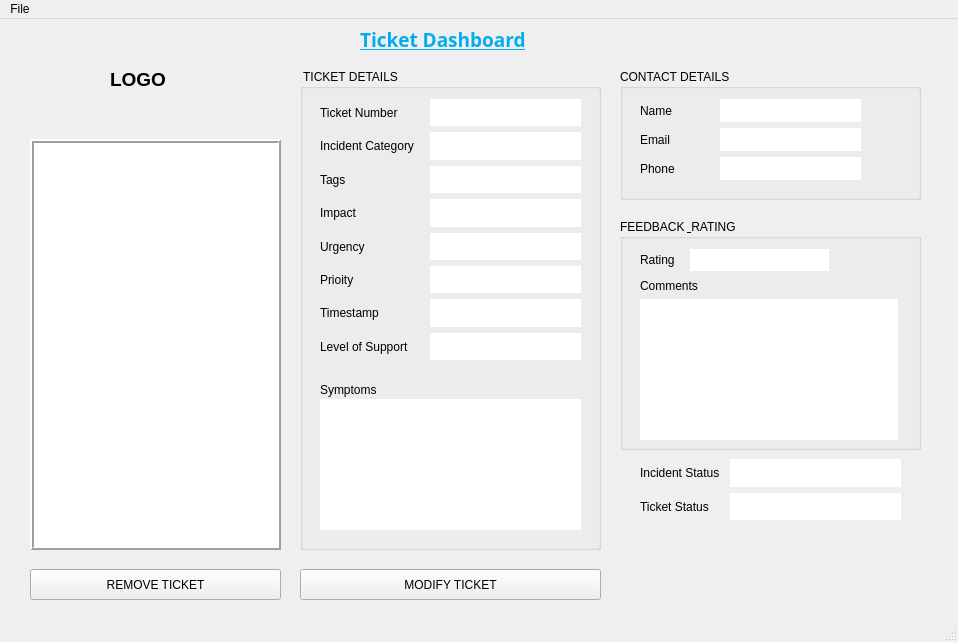
Old version of the form mainwindow.ui in the repository 27011389/BitTicket.
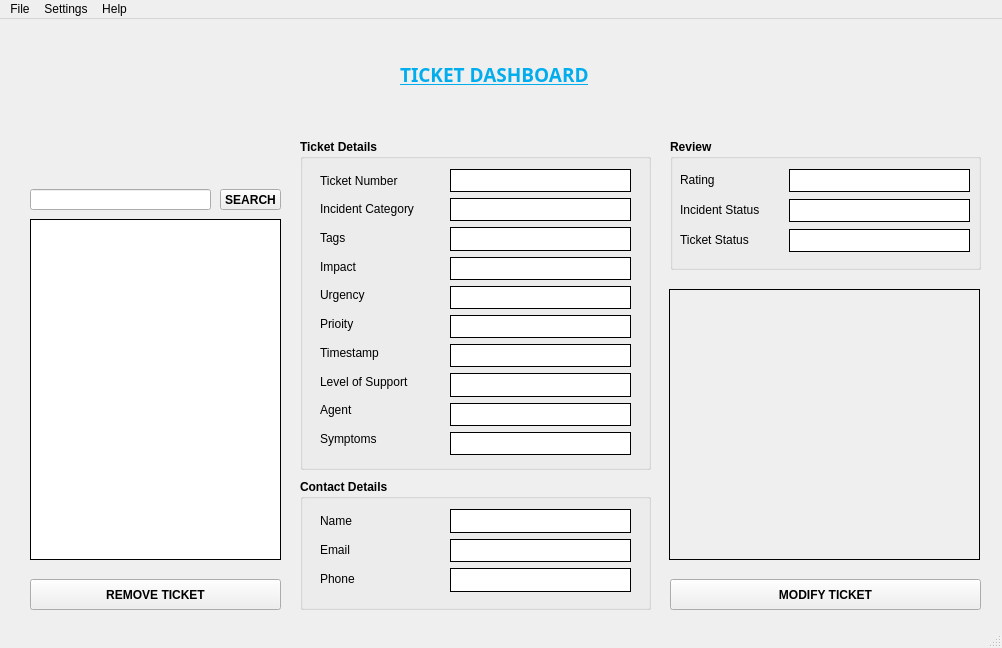
New version of the form. Icons and pictures are not drawn.

What changed in the file:
```diff
--- a/mainwindow.ui
+++ b/mainwindow.ui
@@ -6,73 +6,51 @@
    <rect>
     <x>0</x>
     <y>0</y>
-    <width>958</width>
-    <height>642</height>
+    <width>1002</width>
+    <height>648</height>
    </rect>
   </property>
   <property name="windowTitle">
-   <string>MainWindow</string>
+   <string>Ticket Dashboard</string>
+  </property>
+  <property name="windowIcon">
+   <iconset resource="images.qrc">
+    <normaloff>:/new/res/images/BitTicketLogo.png</normaloff>:/new/res/images/BitTicketLogo.png</iconset>
   </property>
   <widget class="QWidget" name="centralwidget">
-   <widget class="QWidget" name="layoutWidget_6">
-    <property name="geometry">
-     <rect>
-      <x>730</x>
-      <y>440</y>
-      <width>171</width>
-      <height>61</height>
-     </rect>
-    </property>
-    <layout class="QVBoxLayout" name="verticalLayout_5">
-     <item>
-      <widget class="QLabel" name="lb_display_totalclosed">
-       <property name="styleSheet">
-        <string notr="true">background-color: rgb(255, 255, 255);</string>
-       </property>
-       <property name="frameShadow">
-        <enum>QFrame::Raised</enum>
-       </property>
-       <property name="text">
-        <string/>
-       </property>
-      </widget>
-     </item>
-     <item>
-      <widget class="QLabel" name="lb_display_ongoing">
-       <property name="styleSheet">
-        <string notr="true">background-color: rgb(255, 255, 255);</string>
-       </property>
-       <property name="frameShadow">
-        <enum>QFrame::Raised</enum>
-       </property>
-       <property name="text">
-        <string/>
-       </property>
-      </widget>
-     </item>
-    </layout>
-   </widget>
    <widget class="QGroupBox" name="groupBox_3">
     <property name="geometry">
      <rect>
-      <x>620</x>
-      <y>200</y>
-      <width>301</width>
-      <height>231</height>
+      <x>670</x>
+      <y>120</y>
+      <width>311</width>
+      <height>131</height>
      </rect>
     </property>
+    <property name="font">
+     <font>
+      <weight>75</weight>
+      <bold>true</bold>
+     </font>
+    </property>
     <property name="title">
-     <string>FEEDBACK &amp; RATING</string>
+     <string>Review</string>
     </property>
     <widget class="QLabel" name="lb_rating">
      <property name="geometry">
       <rect>
-       <x>20</x>
+       <x>10</x>
        <y>30</y>
-       <width>41</width>
+       <width>111</width>
        <height>21</height>
       </rect>
      </property>
+     <property name="font">
+      <font>
+       <weight>50</weight>
+       <bold>false</bold>
+      </font>
+     </property>
      <property name="text">
       <string>Rating</string>
      </property>
@@ -80,58 +58,141 @@
     <widget class="QLabel" name="lb_display_rating">
      <property name="geometry">
       <rect>
-       <x>70</x>
+       <x>119</x>
        <y>30</y>
-       <width>139</width>
+       <width>181</width>
+       <height>23</height>
+      </rect>
+     </property>
+     <property name="font">
+      <font>
+       <weight>50</weight>
+       <bold>false</bold>
+      </font>
+     </property>
+     <property name="styleSheet">
+      <string notr="true">background-color: rgb(255, 255, 255);</string>
+     </property>
+     <property name="frameShape">
+      <enum>QFrame::Panel</enum>
+     </property>
+     <property name="frameShadow">
+      <enum>QFrame::Plain</enum>
+     </property>
+     <property name="text">
+      <string/>
+     </property>
+    </widget>
+    <widget class="QLabel" name="lb_total_closed">
+     <property name="geometry">
+      <rect>
+       <x>10</x>
+       <y>60</y>
+       <width>111</width>
        <height>22</height>
       </rect>
      </property>
-     <property name="styleSheet">
-      <string notr="true">background-color: rgb(255, 255, 255);</string>
+     <property name="font">
+      <font>
+       <weight>50</weight>
+       <bold>false</bold>
+      </font>
      </property>
-     <property name="frameShadow">
-      <enum>QFrame::Raised</enum>
+     <property name="text">
+      <string>Incident Status</string>
      </property>
+    </widget>
+    <widget class="QLabel" name="lb_total_solved">
+     <property name="geometry">
+      <rect>
+       <x>10</x>
+       <y>90</y>
+       <width>111</width>
+       <height>21</height>
+      </rect>
+     </property>
+     <property name="font">
+      <font>
+       <weight>50</weight>
+       <bold>false</bold>
+      </font>
+     </property>
      <property name="text">
-      <string/>
+      <string>Ticket Status </string>
      </property>
     </widget>
-    <widget class="QWidget" name="layoutWidget">
+    <widget class="QLabel" name="lb_display_Incstatus">
      <property name="geometry">
       <rect>
-       <x>20</x>
+       <x>119</x>
        <y>60</y>
-       <width>258</width>
-       <height>161</height>
+       <width>181</width>
+       <height>23</height>
       </rect>
      </property>
-     <layout class="QVBoxLayout" name="verticalLayout_8">
-      <item>
-       <widget class="QLabel" name="label_17">
-        <property name="text">
-         <string>Comments</string>
-        </property>
-       </widget>
-      </item>
-      <item>
-       <widget class="QListWidget" name="listWidget_3">
-        <property name="frameShape">
-         <enum>QFrame::NoFrame</enum>
-        </property>
-       </widget>
-      </item>
-     </layout>
+     <property name="font">
+      <font>
+       <weight>50</weight>
+       <bold>false</bold>
+      </font>
+     </property>
+     <property name="styleSheet">
+      <string notr="true">background-color: rgb(255, 255, 255);</string>
+     </property>
+     <property name="frameShape">
+      <enum>QFrame::Panel</enum>
+     </property>
+     <property name="frameShadow">
+      <enum>QFrame::Plain</enum>
+     </property>
+     <property name="text">
+      <string/>
+     </property>
+    </widget>
+    <widget class="QLabel" name="lb_display_Tickstatus">
+     <property name="geometry">
+      <rect>
+       <x>119</x>
+       <y>90</y>
+       <width>181</width>
+       <height>23</height>
+      </rect>
+     </property>
+     <property name="font">
+      <font>
+       <weight>50</weight>
+       <bold>false</bold>
+      </font>
+     </property>
+     <property name="styleSheet">
+      <string notr="true">background-color: rgb(255, 255, 255);</string>
+     </property>
+     <property name="frameShape">
+      <enum>QFrame::Panel</enum>
+     </property>
+     <property name="frameShadow">
+      <enum>QFrame::Plain</enum>
+     </property>
+     <property name="text">
+      <string/>
+     </property>
     </widget>
    </widget>
    <widget class="QPushButton" name="pb_remove">
     <property name="geometry">
      <rect>
       <x>30</x>
-      <y>550</y>
+      <y>560</y>
       <width>251</width>
       <height>31</height>
      </rect>
     </property>
+    <property name="font">
+     <font>
+      <weight>75</weight>
+      <bold>true</bold>
+     </font>
+    </property>
     <property name="text">
      <string>REMOVE TICKET</string>
     </property>
@@ -139,10 +200,10 @@
    <widget class="QLabel" name="label">
     <property name="geometry">
      <rect>
-      <x>360</x>
-      <y>10</y>
-      <width>201</width>
-      <height>21</height>
+      <x>400</x>
+      <y>40</y>
+      <width>221</width>
+      <height>30</height>
      </rect>
     </property>
     <property name="font">
@@ -152,43 +213,65 @@
       <weight>75</weight>
       <bold>true</bold>
       <underline>true</underline>
+      <strikeout>false</strikeout>
      </font>
     </property>
+    <property name="autoFillBackground">
+     <bool>false</bool>
+    </property>
     <property name="styleSheet">
      <string notr="true">color: rgb(2, 173, 237);</string>
     </property>
+    <property name="frameShape">
+     <enum>QFrame::NoFrame</enum>
+    </property>
+    <property name="frameShadow">
+     <enum>QFrame::Plain</enum>
+    </property>
     <property name="text">
-     <string>Ticket Dashboard</string>
+     <string>TICKET DASHBOARD</string>
+    </property>
+    <property name="textFormat">
+     <enum>Qt::PlainText</enum>
     </property>
    </widget>
    <widget class="QListWidget" name="lst_tickets">
     <property name="geometry">
      <rect>
       <x>30</x>
-      <y>120</y>
+      <y>200</y>
       <width>251</width>
-      <height>411</height>
+      <height>341</height>
      </rect>
     </property>
+    <property name="toolTip">
+     <string>&lt;html&gt;&lt;head/&gt;&lt;body&gt;&lt;p&gt;List of Tickets&lt;/p&gt;&lt;/body&gt;&lt;/html&gt;</string>
+    </property>
     <property name="frameShape">
      <enum>QFrame::Box</enum>
     </property>
     <property name="frameShadow">
-     <enum>QFrame::Raised</enum>
+     <enum>QFrame::Plain</enum>
     </property>
     <property name="lineWidth">
-     <number>2</number>
+     <number>1</number>
     </property>
    </widget>
    <widget class="QPushButton" name="pb_modify">
     <property name="geometry">
      <rect>
-      <x>300</x>
-      <y>550</y>
-      <width>301</width>
+      <x>670</x>
+      <y>560</y>
+      <width>311</width>
       <height>31</height>
      </rect>
     </property>
+    <property name="font">
+     <font>
+      <weight>75</weight>
+      <bold>true</bold>
+     </font>
+    </property>
     <property name="text">
      <string>MODIFY TICKET</string>
     </property>
@@ -197,26 +280,41 @@
     <property name="geometry">
      <rect>
       <x>300</x>
-      <y>50</y>
-      <width>301</width>
-      <height>481</height>
+      <y>120</y>
+      <width>351</width>
+      <height>331</height>
      </rect>
     </property>
+    <property name="font">
+     <font>
+      <weight>75</weight>
+      <bold>true</bold>
+     </font>
+    </property>
     <property name="title">
-     <string> TICKET DETAILS</string>
+     <string>Ticket Details</string>
+    </property>
+    <property name="flat">
+     <bool>false</bool>
     </property>
     <widget class="QWidget" name="layoutWidget_2">
      <property name="geometry">
       <rect>
        <x>20</x>
        <y>30</y>
-       <width>105</width>
-       <height>261</height>
+       <width>131</width>
+       <height>281</height>
       </rect>
      </property>
      <layout class="QVBoxLayout" name="verticalLayout_3">
       <item>
        <widget class="QLabel" name="lb_ticket_num">
+        <property name="font">
+         <font>
+          <weight>50</weight>
+          <bold>false</bold>
+         </font>
+        </property>
         <property name="text">
          <string>Ticket Number</string>
         </property>
@@ -224,6 +322,12 @@
       </item>
       <item>
        <widget class="QLabel" name="lb_incident_cat">
+        <property name="font">
+         <font>
+          <weight>50</weight>
+          <bold>false</bold>
+         </font>
+        </property>
         <property name="text">
          <string>Incident Category</string>
         </property>
@@ -231,6 +335,12 @@
       </item>
       <item>
        <widget class="QLabel" name="lb_tags">
+        <property name="font">
+         <font>
+          <weight>50</weight>
+          <bold>false</bold>
+         </font>
+        </property>
         <property name="text">
          <string>Tags</string>
         </property>
@@ -238,6 +348,12 @@
       </item>
       <item>
        <widget class="QLabel" name="lb_impact">
+        <property name="font">
+         <font>
+          <weight>50</weight>
+          <bold>false</bold>
+         </font>
+        </property>
         <property name="text">
          <string>Impact</string>
         </property>
@@ -245,6 +361,12 @@
       </item>
       <item>
        <widget class="QLabel" name="lb_urgency">
+        <property name="font">
+         <font>
+          <weight>50</weight>
+          <bold>false</bold>
+         </font>
+        </property>
         <property name="text">
          <string>Urgency</string>
         </property>
@@ -252,6 +374,12 @@
       </item>
       <item>
        <widget class="QLabel" name="lb_priority">
+        <property name="font">
+         <font>
+          <weight>50</weight>
+          <bold>false</bold>
+         </font>
+        </property>
         <property name="text">
          <string>Prioity</string>
         </property>
@@ -259,6 +387,12 @@
       </item>
       <item>
        <widget class="QLabel" name="lb_timestamp">
+        <property name="font">
+         <font>
+          <weight>50</weight>
+          <bold>false</bold>
+         </font>
+        </property>
         <property name="text">
          <string>Timestamp</string>
         </property>
@@ -266,30 +400,80 @@
       </item>
       <item>
        <widget class="QLabel" name="lb_level_support">
+        <property name="font">
+         <font>
+          <weight>50</weight>
+          <bold>false</bold>
+         </font>
+        </property>
         <property name="text">
          <string>Level of Support</string>
         </property>
        </widget>
       </item>
+      <item>
+       <widget class="QLabel" name="label_3">
+        <property name="font">
+         <font>
+          <weight>50</weight>
+          <bold>false</bold>
+         </font>
+        </property>
+        <property name="text">
+         <string>Agent</string>
+        </property>
+       </widget>
+      </item>
+      <item>
+       <widget class="QLabel" name="label_14">
+        <property name="font">
+         <font>
+          <weight>50</weight>
+          <bold>false</bold>
+         </font>
+        </property>
+        <property name="text">
+         <string>Symptoms</string>
+        </property>
+       </widget>
+      </item>
      </layout>
     </widget>
     <widget class="QWidget" name="layoutWidget_3">
      <property name="geometry">
       <rect>
-       <x>130</x>
+       <x>150</x>
        <y>30</y>
-       <width>151</width>
-       <height>261</height>
+       <width>181</width>
+       <height>286</height>
       </rect>
      </property>
      <layout class="QVBoxLayout" name="verticalLayout">
       <item>
        <widget class="QLabel" name="lb_display_ticketnum">
+        <property name="font">
+         <font>
+          <weight>50</weight>
+          <bold>false</bold>
+         </font>
+        </property>
+        <property name="toolTip">
+         <string>&lt;html&gt;&lt;head/&gt;&lt;body&gt;&lt;p&gt;Ticket Number&lt;/p&gt;&lt;/body&gt;&lt;/html&gt;</string>
+        </property>
         <property name="styleSheet">
          <string notr="true">background-color: rgb(255, 255, 255);</string>
         </property>
+        <property name="frameShape">
+         <enum>QFrame::Box</enum>
+        </property>
         <property name="frameShadow">
-         <enum>QFrame::Raised</enum>
+         <enum>QFrame::Plain</enum>
+        </property>
+        <property name="lineWidth">
+         <number>1</number>
+        </property>
+        <property name="midLineWidth">
+         <number>3</number>
         </property>
         <property name="text">
          <string/>
@@ -298,11 +482,26 @@
       </item>
       <item>
        <widget class="QLabel" name="lb_display_Incidentcat">
+        <property name="font">
+         <font>
+          <weight>50</weight>
+          <bold>false</bold>
+         </font>
+        </property>
         <property name="styleSheet">
          <string notr="true">background-color: rgb(255, 255, 255);</string>
         </property>
+        <property name="frameShape">
+         <enum>QFrame::Box</enum>
+        </property>
         <property name="frameShadow">
-         <enum>QFrame::Raised</enum>
+         <enum>QFrame::Plain</enum>
+        </property>
+        <property name="lineWidth">
+         <number>1</number>
+        </property>
+        <property name="midLineWidth">
+         <number>3</number>
         </property>
         <property name="text">
          <string/>
@@ -311,11 +510,26 @@
       </item>
       <item>
        <widget class="QLabel" name="lb_display_tags">
+        <property name="font">
+         <font>
+          <weight>50</weight>
+          <bold>false</bold>
+         </font>
+        </property>
         <property name="styleSheet">
          <string notr="true">background-color: rgb(255, 255, 255);</string>
         </property>
+        <property name="frameShape">
+         <enum>QFrame::Box</enum>
+        </property>
         <property name="frameShadow">
-         <enum>QFrame::Raised</enum>
+         <enum>QFrame::Plain</enum>
+        </property>
+        <property name="lineWidth">
+         <number>1</number>
+        </property>
+        <property name="midLineWidth">
+         <number>3</number>
         </property>
         <property name="text">
          <string/>
@@ -324,11 +538,26 @@
       </item>
       <item>
        <widget class="QLabel" name="lb_display_impact">
+        <property name="font">
+         <font>
+          <weight>50</weight>
+          <bold>false</bold>
+         </font>
+        </property>
         <property name="styleSheet">
          <string notr="true">background-color: rgb(255, 255, 255);</string>
         </property>
+        <property name="frameShape">
+         <enum>QFrame::Box</enum>
+        </property>
         <property name="frameShadow">
-         <enum>QFrame::Raised</enum>
+         <enum>QFrame::Plain</enum>
+        </property>
+        <property name="lineWidth">
+         <number>1</number>
+        </property>
+        <property name="midLineWidth">
+         <number>3</number>
         </property>
         <property name="text">
          <string/>
@@ -337,11 +566,26 @@
       </item>
       <item>
        <widget class="QLabel" name="lb_display_urgency">
+        <property name="font">
+         <font>
+          <weight>50</weight>
+          <bold>false</bold>
+         </font>
+        </property>
         <property name="styleSheet">
          <string notr="true">background-color: rgb(255, 255, 255);</string>
         </property>
+        <property name="frameShape">
+         <enum>QFrame::Box</enum>
+        </property>
         <property name="frameShadow">
-         <enum>QFrame::Raised</enum>
+         <enum>QFrame::Plain</enum>
+        </property>
+        <property name="lineWidth">
+         <number>1</number>
+        </property>
+        <property name="midLineWidth">
+         <number>3</number>
         </property>
         <property name="text">
          <string/>
@@ -350,11 +594,26 @@
       </item>
       <item>
        <widget class="QLabel" name="lb_display_priority">
+        <property name="font">
+         <font>
+          <weight>50</weight>
+          <bold>false</bold>
+         </font>
+        </property>
         <property name="styleSheet">
          <string notr="true">background-color: rgb(255, 255, 255);</string>
         </property>
+        <property name="frameShape">
+         <enum>QFrame::Box</enum>
+        </property>
         <property name="frameShadow">
-         <enum>QFrame::Raised</enum>
+         <enum>QFrame::Plain</enum>
+        </property>
+        <property name="lineWidth">
+         <number>1</number>
+        </property>
+        <property name="midLineWidth">
+         <number>3</number>
         </property>
         <property name="text">
          <string/>
@@ -363,11 +622,26 @@
       </item>
       <item>
        <widget class="QLabel" name="lb_display_timestamp">
+        <property name="font">
+         <font>
+          <weight>50</weight>
+          <bold>false</bold>
+         </font>
+        </property>
         <property name="styleSheet">
          <string notr="true">background-color: rgb(255, 255, 255);</string>
         </property>
+        <property name="frameShape">
+         <enum>QFrame::Box</enum>
+        </property>
         <property name="frameShadow">
-         <enum>QFrame::Raised</enum>
+         <enum>QFrame::Plain</enum>
+        </property>
+        <property name="lineWidth">
+         <number>1</number>
+        </property>
+        <property name="midLineWidth">
+         <number>3</number>
         </property>
         <property name="text">
          <string/>
@@ -376,36 +650,82 @@
       </item>
       <item>
        <widget class="QLabel" name="lb_display_levelsupport">
+        <property name="font">
+         <font>
+          <weight>50</weight>
+          <bold>false</bold>
+         </font>
+        </property>
         <property name="styleSheet">
          <string notr="true">background-color: rgb(255, 255, 255);</string>
         </property>
+        <property name="frameShape">
+         <enum>QFrame::Box</enum>
+        </property>
         <property name="frameShadow">
-         <enum>QFrame::Raised</enum>
+         <enum>QFrame::Plain</enum>
         </property>
+        <property name="lineWidth">
+         <number>1</number>
+        </property>
+        <property name="midLineWidth">
+         <number>3</number>
+        </property>
         <property name="text">
          <string/>
         </property>
        </widget>
       </item>
-     </layout>
-    </widget>
-    <widget class="QWidget" name="layoutWidget_4">
-     <property name="geometry">
-      <rect>
-       <x>20</x>
-       <y>330</y>
-       <width>261</width>
-       <height>131</height>
-      </rect>
-     </property>
-     <layout class="QVBoxLayout" name="verticalLayout_6">
+      <item>
+       <widget class="QLabel" name="lb_display_Agent">
+        <property name="font">
+         <font>
+          <weight>50</weight>
+          <bold>false</bold>
+         </font>
+        </property>
+        <property name="styleSheet">
+         <string notr="true">background-color: rgb(255, 255, 255);</string>
+        </property>
+        <property name="frameShape">
+         <enum>QFrame::Box</enum>
+        </property>
+        <property name="frameShadow">
+         <enum>QFrame::Plain</enum>
+        </property>
+        <property name="lineWidth">
+         <number>1</number>
+        </property>
+        <property name="midLineWidth">
+         <number>3</number>
+        </property>
+        <property name="text">
+         <string/>
+        </property>
+       </widget>
+      </item>
       <item>
        <widget class="QLabel" name="lb_display_symptoms">
+        <property name="font">
+         <font>
+          <weight>50</weight>
+          <bold>false</bold>
+         </font>
+        </property>
         <property name="styleSheet">
          <string notr="true">background-color: rgb(255, 255, 255);</string>
         </property>
+        <property name="frameShape">
+         <enum>QFrame::Box</enum>
+        </property>
         <property name="frameShadow">
-         <enum>QFrame::Raised</enum>
+         <enum>QFrame::Plain</enum>
+        </property>
+        <property name="lineWidth">
+         <number>1</number>
+        </property>
+        <property name="midLineWidth">
+         <number>3</number>
         </property>
         <property name="text">
          <string/>
@@ -414,57 +734,24 @@
       </item>
      </layout>
     </widget>
-    <widget class="QLabel" name="label_14">
-     <property name="geometry">
-      <rect>
-       <x>20</x>
-       <y>310</y>
-       <width>81</width>
-       <height>21</height>
-      </rect>
-     </property>
-     <property name="text">
-      <string>Symptoms</string>
-     </property>
-    </widget>
-   </widget>
-   <widget class="QWidget" name="layoutWidget_5">
-    <property name="geometry">
-     <rect>
-      <x>640</x>
-      <y>440</y>
-      <width>81</width>
-      <height>61</height>
-     </rect>
-    </property>
-    <layout class="QVBoxLayout" name="verticalLayout_7">
-     <item>
-      <widget class="QLabel" name="lb_total_closed">
-       <property name="text">
-        <string>Incident Status</string>
-       </property>
-      </widget>
-     </item>
-     <item>
-      <widget class="QLabel" name="lb_total_solved">
-       <property name="text">
-        <string>Ticket Status </string>
-       </property>
-      </widget>
-     </item>
-    </layout>
    </widget>
    <widget class="QGroupBox" name="groupBox_2">
     <property name="geometry">
      <rect>
-      <x>620</x>
-      <y>50</y>
-      <width>301</width>
+      <x>300</x>
+      <y>460</y>
+      <width>351</width>
       <height>131</height>
      </rect>
     </property>
+    <property name="font">
+     <font>
+      <weight>75</weight>
+      <bold>true</bold>
+     </font>
+    </property>
     <property name="title">
-     <string>CONTACT DETAILS</string>
+     <string>Contact Details</string>
     </property>
     <widget class="QWidget" name="layoutWidget_7">
      <property name="geometry">
@@ -478,6 +765,12 @@
      <layout class="QVBoxLayout" name="verticalLayout_4">
       <item>
        <widget class="QLabel" name="lb_name">
+        <property name="font">
+         <font>
+          <weight>50</weight>
+          <bold>false</bold>
+         </font>
+        </property>
         <property name="text">
          <string>Name</string>
         </property>
@@ -485,6 +778,12 @@
       </item>
       <item>
        <widget class="QLabel" name="lb_email">
+        <property name="font">
+         <font>
+          <weight>50</weight>
+          <bold>false</bold>
+         </font>
+        </property>
         <property name="text">
          <string>Email</string>
         </property>
@@ -492,6 +791,12 @@
       </item>
       <item>
        <widget class="QLabel" name="lb_phone">
+        <property name="font">
+         <font>
+          <weight>50</weight>
+          <bold>false</bold>
+         </font>
+        </property>
         <property name="text">
          <string>Phone</string>
         </property>
@@ -502,20 +807,35 @@
     <widget class="QWidget" name="layoutWidget_8">
      <property name="geometry">
       <rect>
-       <x>100</x>
+       <x>150</x>
        <y>30</y>
-       <width>141</width>
-       <height>81</height>
+       <width>181</width>
+       <height>83</height>
       </rect>
      </property>
      <layout class="QVBoxLayout" name="verticalLayout_2">
       <item>
        <widget class="QLabel" name="lb_display_name">
+        <property name="font">
+         <font>
+          <weight>50</weight>
+          <bold>false</bold>
+         </font>
+        </property>
         <property name="styleSheet">
          <string notr="true">background-color: rgb(255, 255, 255);</string>
         </property>
+        <property name="frameShape">
+         <enum>QFrame::Box</enum>
+        </property>
         <property name="frameShadow">
-         <enum>QFrame::Raised</enum>
+         <enum>QFrame::Plain</enum>
+        </property>
+        <property name="lineWidth">
+         <number>1</number>
+        </property>
+        <property name="midLineWidth">
+         <number>3</number>
         </property>
         <property name="text">
          <string/>
@@ -524,11 +844,26 @@
       </item>
       <item>
        <widget class="QLabel" name="lb_display_email">
+        <property name="font">
+         <font>
+          <weight>50</weight>
+          <bold>false</bold>
+         </font>
+        </property>
         <property name="styleSheet">
          <string notr="true">background-color: rgb(255, 255, 255);</string>
         </property>
+        <property name="frameShape">
+         <enum>QFrame::Box</enum>
+        </property>
         <property name="frameShadow">
-         <enum>QFrame::Raised</enum>
+         <enum>QFrame::Plain</enum>
+        </property>
+        <property name="lineWidth">
+         <number>1</number>
+        </property>
+        <property name="midLineWidth">
+         <number>3</number>
         </property>
         <property name="text">
          <string/>
@@ -537,11 +872,26 @@
       </item>
       <item>
        <widget class="QLabel" name="lb_display_phone">
+        <property name="font">
+         <font>
+          <weight>50</weight>
+          <bold>false</bold>
+         </font>
+        </property>
         <property name="styleSheet">
          <string notr="true">background-color: rgb(255, 255, 255);</string>
         </property>
+        <property name="frameShape">
+         <enum>QFrame::Box</enum>
+        </property>
         <property name="frameShadow">
-         <enum>QFrame::Raised</enum>
+         <enum>QFrame::Plain</enum>
+        </property>
+        <property name="lineWidth">
+         <number>1</number>
+        </property>
+        <property name="midLineWidth">
+         <number>3</number>
         </property>
         <property name="text">
          <string/>
@@ -554,10 +904,10 @@
    <widget class="QLabel" name="label_2">
     <property name="geometry">
      <rect>
-      <x>110</x>
-      <y>50</y>
-      <width>81</width>
-      <height>21</height>
+      <x>40</x>
+      <y>10</y>
+      <width>231</width>
+      <height>141</height>
      </rect>
     </property>
     <property name="font">
@@ -567,8 +917,59 @@
       <bold>true</bold>
      </font>
     </property>
+    <property name="styleSheet">
+     <string notr="true">image: url(:/new/res/images/BitTicketLogo.png);</string>
+    </property>
     <property name="text">
-     <string>LOGO</string>
+     <string/>
+    </property>
+   </widget>
+   <widget class="QLineEdit" name="lineEdit">
+    <property name="geometry">
+     <rect>
+      <x>30</x>
+      <y>170</y>
+      <width>181</width>
+      <height>21</height>
+     </rect>
+    </property>
+    <property name="frame">
+     <bool>true</bool>
+    </property>
+   </widget>
+   <widget class="QPushButton" name="pushButton">
+    <property name="geometry">
+     <rect>
+      <x>220</x>
+      <y>170</y>
+      <width>61</width>
+      <height>21</height>
+     </rect>
+    </property>
+    <property name="font">
+     <font>
+      <weight>75</weight>
+      <bold>true</bold>
+     </font>
+    </property>
+    <property name="text">
+     <string>SEARCH</string>
+    </property>
+   </widget>
+   <widget class="QLabel" name="lblImage">
+    <property name="geometry">
+     <rect>
+      <x>669</x>
+      <y>270</y>
+      <width>311</width>
+      <height>271</height>
+     </rect>
+    </property>
+    <property name="frameShape">
+     <enum>QFrame::Panel</enum>
+    </property>
+    <property name="text">
+     <string/>
     </property>
    </widget>
   </widget>
@@ -577,7 +978,7 @@
     <rect>
      <x>0</x>
      <y>0</y>
-     <width>958</width>
+     <width>1002</width>
      <height>21</height>
     </rect>
    </property>
@@ -591,7 +992,29 @@
     <addaction name="actionModify_Ticket"/>
     <addaction name="actionExit"/>
    </widget>
+   <widget class="QMenu" name="menuSettings">
+    <property name="title">
+     <string>Settings</string>
+    </property>
+    <widget class="QMenu" name="menuThemes">
+     <property name="title">
+      <string>Themes</string>
+     </property>
+     <addaction name="actionSpyBot"/>
+     <addaction name="actionGravira"/>
+    </widget>
+    <addaction name="menuThemes"/>
+   </widget>
+   <widget class="QMenu" name="menuHelp">
+    <property name="title">
+     <string>Help</string>
+    </property>
+    <addaction name="actionAbout"/>
+    <addaction name="actionAbout_Qt"/>
+   </widget>
    <addaction name="menuFile"/>
+   <addaction name="menuSettings"/>
+   <addaction name="menuHelp"/>
   </widget>
   <widget class="QStatusBar" name="statusbar"/>
   <action name="actionNew">
@@ -601,12 +1024,12 @@
   </action>
   <action name="actionLoad">
    <property name="text">
-    <string>Load Ticekt</string>
+    <string>Load Tickets</string>
    </property>
   </action>
   <action name="actionSave">
    <property name="text">
-    <string>Save Ticket</string>
+    <string>Save Tickets</string>
    </property>
   </action>
   <action name="actionExit">
@@ -619,6 +1042,26 @@
     <string>Modify Ticket</string>
    </property>
   </action>
+  <action name="actionSpyBot">
+   <property name="text">
+    <string>Darkmode</string>
+   </property>
+  </action>
+  <action name="actionGravira">
+   <property name="text">
+    <string>Lightmode</string>
+   </property>
+  </action>
+  <action name="actionAbout">
+   <property name="text">
+    <string>About</string>
+   </property>
+  </action>
+  <action name="actionAbout_Qt">
+   <property name="text">
+    <string>About Qt</string>
+   </property>
+  </action>
  </widget>
  <tabstops>
   <tabstop>lst_tickets</tabstop>
```
Left out of the diff: 5 changed lines with no effect on the pictures.
